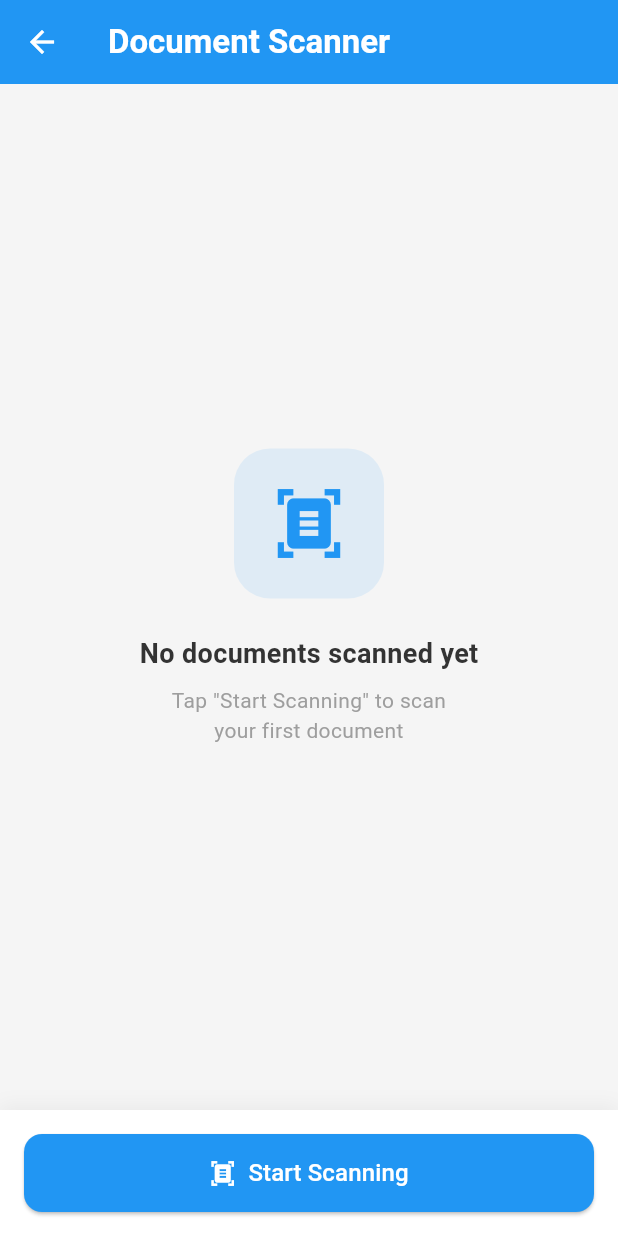
After one commit to srsohan485/Scanner, a Flutter app: the screen it shows after launch, after a tap on "Document Scanner", on a phone screen of 412 x 824 dp. The commit adds this screen. Run offline on Flutter 3.47's test engine with Material 3 defaults, Android fonts, the phone set to English and light mode, and no system bars; our stand-ins replace image_picker, open_file, pdf, qr_flutter, share_plus, shared_preferences; missing offline and left inert: cunning_document_scanner, google_mlkit_barcode_scanning, saver_gallery, simple_barcode_scanner.

Commit message:
Document Scanner

```diff
--- /dev/null
+++ b/lib/document_scanner_page.dart
@@ -0,0 +1,511 @@
+import 'dart:io';
+import 'package:flutter/material.dart';
+import 'package:cunning_document_scanner/cunning_document_scanner.dart';
+import 'package:pdf/pdf.dart';
+import 'package:pdf/widgets.dart' as pw;
+import 'package:path_provider/path_provider.dart';
+import 'package:open_file/open_file.dart';
+import 'package:share_plus/share_plus.dart';
+import 'package:saver_gallery/saver_gallery.dart';
+
+class DocumentScannerPage extends StatefulWidget {
+  const DocumentScannerPage({Key? key}) : super(key: key);
+
+  @override
+  State<DocumentScannerPage> createState() => _DocumentScannerPageState();
+}
+
+class _DocumentScannerPageState extends State<DocumentScannerPage> {
+  List<String> scannedImages = [];
+  bool isProcessing = false;
+  String? savedPdfPath;
+
+  Future<void> _scanDocument() async {
+    try {
+      setState(() => isProcessing = true);
+      final images = await CunningDocumentScanner.getPictures(
+        noOfPages: 20,
+        isGalleryImportAllowed: true,
+      );
+      if (!mounted) return;
+      if (images != null && images.isNotEmpty) {
+        setState(() {
+          scannedImages.addAll(images);
+          isProcessing = false;
+          savedPdfPath = null;
+        });
+      } else {
+        setState(() => isProcessing = false);
+      }
+    } catch (e) {
+      if (!mounted) return;
+      setState(() => isProcessing = false);
+      _showSnackBar('Failed to scan document', Colors.red);
+    }
+  }
+
+  Future<void> _convertToPdf() async {
+    if (scannedImages.isEmpty) return;
+    setState(() => isProcessing = true);
+
+    try {
+      final pdf = pw.Document();
+
+      for (final imagePath in scannedImages) {
+        final imageFile = File(imagePath);
+        final imageBytes = await imageFile.readAsBytes();
+        final image = pw.MemoryImage(imageBytes);
+
+        pdf.addPage(
+          pw.Page(
+            pageFormat: PdfPageFormat.a4,
+            margin: pw.EdgeInsets.zero,
+            build: (pw.Context context) {
+              return pw.Center(
+                child: pw.Image(image, fit: pw.BoxFit.contain),
+              );
+            },
+          ),
+        );
+      }
+
+      final directory = await getApplicationDocumentsDirectory();
+      final fileName =
+          'document_${DateTime.now().millisecondsSinceEpoch}.pdf';
+      final file = File('${directory.path}/$fileName');
+      await file.writeAsBytes(await pdf.save());
+
+      if (!mounted) return;
+      setState(() {
+        savedPdfPath = file.path;
+        isProcessing = false;
+      });
+
+      _showSnackBar('PDF created successfully!', Colors.green);
+    } catch (e) {
+      if (!mounted) return;
+      setState(() => isProcessing = false);
+      _showSnackBar('Failed to create PDF', Colors.red);
+    }
+  }
+
+  Future<void> _openPdf() async {
+    if (savedPdfPath == null) return;
+    final result = await OpenFile.open(savedPdfPath!);
+    if (result.type != ResultType.done && mounted) {
+      _showSnackBar('Could not open PDF', Colors.red);
+    }
+  }
+
+  Future<void> _sharePdf() async {
+    if (savedPdfPath == null) return;
+    try {
+      await Share.shareXFiles(
+        [XFile(savedPdfPath!)],
+        text: 'Scanned Document',
+      );
+    } catch (e) {
+      _showSnackBar('Failed to share PDF', Colors.red);
+    }
+  }
+
+  Future<void> _saveToGallery(String imagePath) async {
+    try {
+      final bytes = await File(imagePath).readAsBytes();
+      final result = await SaverGallery.saveImage(
+        bytes,
+        quality: 100,
+        name: 'scan_${DateTime.now().millisecondsSinceEpoch}',
+        androidRelativePath: 'Pictures/ScannedDocs',
+        androidExistNotSave: false,
+      );
+      if (result.isSuccess && mounted) {
+        _showSnackBar('Image saved to Gallery!', Colors.green);
+      }
+    } catch (e) {
+      _showSnackBar('Failed to save image', Colors.red);
+    }
+  }
+
+  void _removeImage(int index) {
+    setState(() {
+      scannedImages.removeAt(index);
+      savedPdfPath = null;
+    });
+  }
+
+  void _clearAll() {
+    showDialog(
+      context: context,
+      builder: (_) => AlertDialog(
+        shape: RoundedRectangleBorder(borderRadius: BorderRadius.circular(16)),
+        title: const Text('Clear All'),
+        content: const Text('Remove all scanned pages?'),
+        actions: [
+          TextButton(
+            onPressed: () => Navigator.pop(context),
+            child: const Text('Cancel'),
+          ),
+          ElevatedButton(
+            onPressed: () {
+              Navigator.pop(context);
+              setState(() {
+                scannedImages.clear();
+                savedPdfPath = null;
+              });
+            },
+            style: ElevatedButton.styleFrom(backgroundColor: Colors.red),
+            child: const Text('Clear', style: TextStyle(color: Colors.white)),
+          ),
+        ],
+      ),
+    );
+  }
+
+  void _showSnackBar(String message, Color color) {
+    ScaffoldMessenger.of(context).showSnackBar(
+      SnackBar(content: Text(message), backgroundColor: color),
+    );
+  }
+
+  @override
+  Widget build(BuildContext context) {
+    return Scaffold(
+      backgroundColor: const Color(0xFFF5F5F5),
+      appBar: AppBar(
+        title: const Text(
+          'Document Scanner',
+          style: TextStyle(fontWeight: FontWeight.bold, color: Colors.white),
+        ),
+        backgroundColor: const Color(0xFF2196F3),
+        iconTheme: const IconThemeData(color: Colors.white),
+        elevation: 0,
+        actions: [
+          if (scannedImages.isNotEmpty)
+            IconButton(
+              icon: const Icon(Icons.delete_sweep, color: Colors.white),
+              onPressed: _clearAll,
+              tooltip: 'Clear All',
+            ),
+        ],
+      ),
+      body: SafeArea(
+        child: Column(
+          children: [
+            // ✅ Top Stats Bar
+            if (scannedImages.isNotEmpty)
+              Container(
+                width: double.infinity,
+                padding: const EdgeInsets.symmetric(
+                  horizontal: 24,
+                  vertical: 12,
+                ),
+                color: Colors.white,
+                child: Row(
+                  children: [
+                    const Icon(Icons.description, color: Color(0xFF2196F3)),
+                    const SizedBox(width: 8),
+                    Text(
+                      '${scannedImages.length} page${scannedImages.length > 1 ? 's' : ''} scanned',
+                      style: const TextStyle(
+                        fontWeight: FontWeight.w600,
+                        fontSize: 15,
+                      ),
+                    ),
+                    const Spacer(),
+                    if (savedPdfPath != null)
+                      Container(
+                        padding: const EdgeInsets.symmetric(
+                          horizontal: 10,
+                          vertical: 4,
+                        ),
+                        decoration: BoxDecoration(
+                          color: Colors.green.withOpacity(0.1),
+                          borderRadius: BorderRadius.circular(20),
+                        ),
+                        child: const Text(
+                          'PDF Ready',
+                          style: TextStyle(
+                            color: Colors.green,
+                            fontWeight: FontWeight.bold,
+                            fontSize: 12,
+                          ),
+                        ),
+                      ),
+                  ],
+                ),
+              ),
+
+            // ✅ Scanned Pages Grid
+            Expanded(
+              child: scannedImages.isEmpty
+                  ? _buildEmptyState()
+                  : GridView.builder(
+                padding: const EdgeInsets.all(16),
+                gridDelegate:
+                const SliverGridDelegateWithFixedCrossAxisCount(
+                  crossAxisCount: 2,
+                  crossAxisSpacing: 12,
+                  mainAxisSpacing: 12,
+                  childAspectRatio: 0.75,
+                ),
+                itemCount: scannedImages.length,
+                itemBuilder: (context, index) {
+                  return _buildImageCard(index);
+                },
+              ),
+            ),
+
+            // ✅ Bottom Action Buttons
+            Container(
+              padding: const EdgeInsets.all(16),
+              decoration: BoxDecoration(
+                color: Colors.white,
+                boxShadow: [
+                  BoxShadow(
+                    color: Colors.black.withOpacity(0.05),
+                    blurRadius: 10,
+                    offset: const Offset(0, -3),
+                  ),
+                ],
+              ),
+              child: Column(
+                children: [
+                  // Scan Button
+                  SizedBox(
+                    width: double.infinity,
+                    height: 52,
+                    child: ElevatedButton.icon(
+                      onPressed: isProcessing ? null : _scanDocument,
+                      icon: const Icon(Icons.document_scanner),
+                      label: Text(
+                        scannedImages.isEmpty
+                            ? 'Start Scanning'
+                            : 'Add More Pages',
+                        style: const TextStyle(fontSize: 16),
+                      ),
+                      style: ElevatedButton.styleFrom(
+                        backgroundColor: const Color(0xFF2196F3),
+                        foregroundColor: Colors.white,
+                        shape: RoundedRectangleBorder(
+                          borderRadius: BorderRadius.circular(12),
+                        ),
+                      ),
+                    ),
+                  ),
+
+                  // PDF Actions
+                  if (scannedImages.isNotEmpty) ...[
+                    const SizedBox(height: 10),
+                    SingleChildScrollView(
+                      scrollDirection: Axis.horizontal,
+                      child: Row(
+                        children: [
+                          // Convert to PDF
+                          SizedBox(
+                            height: 48,
+                            child: ElevatedButton.icon(
+                              onPressed: isProcessing ? null : _convertToPdf,
+                              icon: const Icon(Icons.picture_as_pdf, size: 18),
+                              label: const Text('Create PDF'),
+                              style: ElevatedButton.styleFrom(
+                                backgroundColor: const Color(0xFF4CAF50),
+                                foregroundColor: Colors.white,
+                                shape: RoundedRectangleBorder(
+                                  borderRadius: BorderRadius.circular(12),
+                                ),
+                              ),
+                            ),
+                          ),
+
+                          if (savedPdfPath != null) ...[
+                            const SizedBox(width: 8),
+                            // Open PDF
+                            SizedBox(
+                              height: 48,
+                              child: ElevatedButton.icon(
+                                onPressed: _openPdf,
+                                icon: const Icon(Icons.open_in_new, size: 18),
+                                label: const Text('Open'),
+                                style: ElevatedButton.styleFrom(
+                                  backgroundColor: Colors.orange,
+                                  foregroundColor: Colors.white,
+                                  shape: RoundedRectangleBorder(
+                                    borderRadius: BorderRadius.circular(12),
+                                  ),
+                                ),
+                              ),
+                            ),
+                            const SizedBox(width: 8),
+                            // Share PDF
+                            SizedBox(
+                              height: 48,
+                              child: ElevatedButton.icon(
+                                onPressed: _sharePdf,
+                                icon: const Icon(Icons.share, size: 18),
+                                label: const Text('Share'),
+                                style: ElevatedButton.styleFrom(
+                                  backgroundColor: Colors.purple,
+                                  foregroundColor: Colors.white,
+                                  shape: RoundedRectangleBorder(
+                                    borderRadius: BorderRadius.circular(12),
+                                  ),
+                                ),
+                              ),
+                            ),
+                          ],
+                        ],
+                      ),
+                    ),
+                  ],
+
+                  // Loading indicator
+                  if (isProcessing) ...[
+                    const SizedBox(height: 10),
+                    const Row(
+                      mainAxisAlignment: MainAxisAlignment.center,
+                      children: [
+                        SizedBox(
+                          width: 16,
+                          height: 16,
+                          child: CircularProgressIndicator(strokeWidth: 2),
+                        ),
+                        SizedBox(width: 8),
+                        Text('Processing...'),
+                      ],
+                    ),
+                  ],
+                ],
+              ),
+            ),
+          ],
+        ),
+      ),
+    );
+  }
+
+  Widget _buildEmptyState() {
+    return Center(
+      child: Column(
+        mainAxisAlignment: MainAxisAlignment.center,
+        children: [
+          Container(
+            width: 100,
+            height: 100,
+            decoration: BoxDecoration(
+              color: const Color(0xFF2196F3).withOpacity(0.1),
+              borderRadius: BorderRadius.circular(24),
+            ),
+            child: const Icon(
+              Icons.document_scanner,
+              size: 50,
+              color: Color(0xFF2196F3),
+            ),
+          ),
+          const SizedBox(height: 24),
+          const Text(
+            'No documents scanned yet',
+            style: TextStyle(
+              fontSize: 18,
+              fontWeight: FontWeight.bold,
+              color: Color(0xFF333333),
+            ),
+          ),
+          const SizedBox(height: 8),
+          Text(
+            'Tap "Start Scanning" to scan\nyour first document',
+            textAlign: TextAlign.center,
+            style: TextStyle(fontSize: 14, color: Colors.grey[500]),
+          ),
+        ],
+      ),
+    );
+  }
+
+  Widget _buildImageCard(int index) {
+    return Container(
+      decoration: BoxDecoration(
+        color: Colors.white,
+        borderRadius: BorderRadius.circular(12),
+        boxShadow: [
+          BoxShadow(
+            color: Colors.black.withOpacity(0.08),
+            blurRadius: 8,
+            offset: const Offset(0, 2),
+          ),
+        ],
+      ),
+      child: Column(
+        children: [
+          // Page number badge
+          Padding(
+            padding: const EdgeInsets.all(8.0),
+            child: Row(
+              children: [
+                Container(
+                  padding: const EdgeInsets.symmetric(
+                    horizontal: 8,
+                    vertical: 3,
+                  ),
+                  decoration: BoxDecoration(
+                    color: const Color(0xFF2196F3),
+                    borderRadius: BorderRadius.circular(10),
+                  ),
+                  child: Text(
+                    'Page ${index + 1}',
+                    style: const TextStyle(
+                      color: Colors.white,
+                      fontSize: 11,
+                      fontWeight: FontWeight.bold,
+                    ),
+                  ),
+                ),
+                const Spacer(),
+                // Delete button
+                GestureDetector(
+                  onTap: () => _removeImage(index),
+                  child: Container(
+                    padding: const EdgeInsets.all(4),
+                    decoration: BoxDecoration(
+                      color: Colors.red.withOpacity(0.1),
+                      borderRadius: BorderRadius.circular(6),
+                    ),
+                    child: const Icon(
+                      Icons.close,
+                      size: 14,
+                      color: Colors.red,
+                    ),
+                  ),
+                ),
+              ],
+            ),
+          ),
+
+          // Image
+          Expanded(
+            child: ClipRRect(
+              borderRadius: const BorderRadius.vertical(
+                bottom: Radius.circular(12),
+              ),
+              child: Image.file(
+                File(scannedImages[index]),
+                fit: BoxFit.cover,
+                width: double.infinity,
+              ),
+            ),
+          ),
+
+          // Save to gallery button
+          TextButton.icon(
+            onPressed: () => _saveToGallery(scannedImages[index]),
+            icon: const Icon(Icons.save_alt, size: 14),
+            label: const Text('Save', style: TextStyle(fontSize: 12)),
+            style: TextButton.styleFrom(
+              padding: const EdgeInsets.symmetric(vertical: 4),
+            ),
+          ),
+        ],
+      ),
+    );
+  }
+}
--- a/lib/home_page.dart
+++ b/lib/home_page.dart
@@ -2,6 +2,7 @@ import 'package:flutter/material.dart';
 import 'scan_qr_code.dart';
 import 'generator_code.dart';
 import 'history_page.dart';
+import 'document_scanner_page.dart';
 
 class HomePage extends StatelessWidget {
   const HomePage({Key? key}) : super(key: key);
@@ -90,6 +91,19 @@ class HomePage extends StatelessWidget {
                   MaterialPageRoute(builder: (_) => const GeneratorCode()),
                 ),
               ),
+
+              const SizedBox(height: 16),
+              _FeatureCard(
+                icon: Icons.document_scanner,
+                title: 'Document Scanner',
+                subtitle: 'Scan documents & save as PDF',
+                color: Colors.orange,
+                onTap: () => Navigator.push(
+                  context,
+                  MaterialPageRoute(builder: (_) => const DocumentScannerPage()),
+                ),
+              ),
+
             ],
           ),
         ),
--- a/pubspec.yaml
+++ b/pubspec.yaml
@@ -44,6 +44,9 @@ dependencies:
   saver_gallery: ^3.0.6
   image_picker: ^1.1.2
   google_mlkit_barcode_scanning: ^0.12.0
+  cunning_document_scanner: ^1.4.0
+  pdf: ^3.10.8
+  open_file: ^3.3.2
 
 dev_dependencies:
   flutter_test:
```
Also changed, not shown: pubspec.lock, 4 other files.
